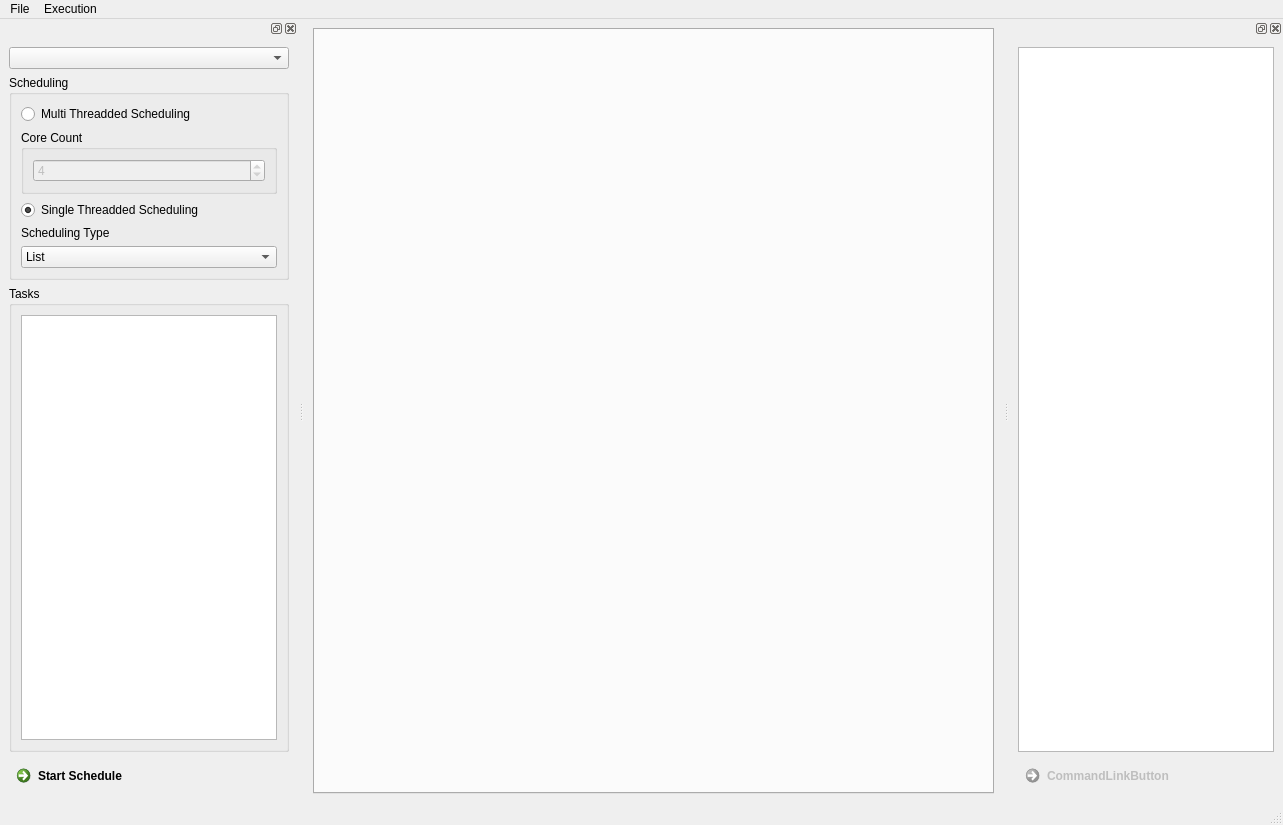
Before: the Qt Designer form src/UI/MainWindow.ui in TheMHMoritz3/OpenCLScheduler, drawn with Qt 5.
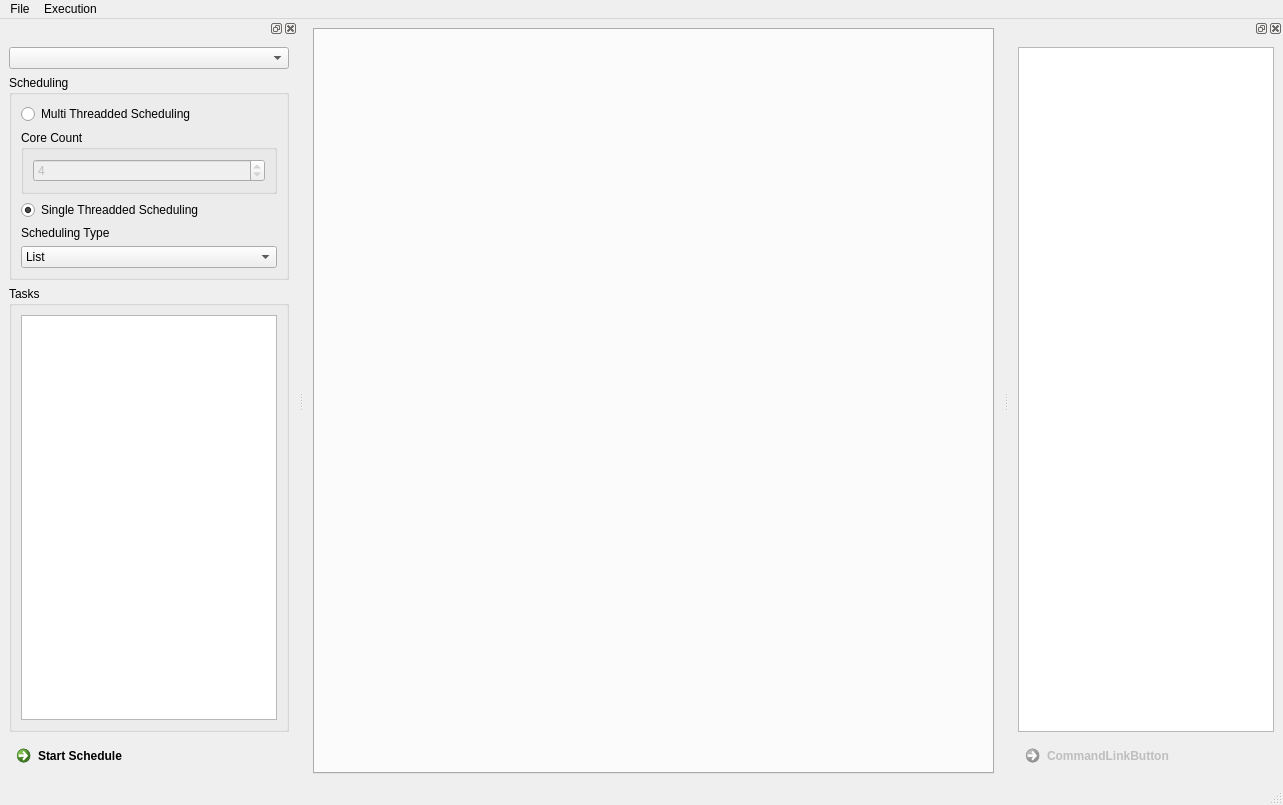
After: the same form once the commit is applied.

What changed in the file:
```diff
--- a/src/UI/MainWindow.ui
+++ b/src/UI/MainWindow.ui
@@ -7,7 +7,7 @@
     <x>0</x>
     <y>0</y>
     <width>1283</width>
-    <height>825</height>
+    <height>805</height>
    </rect>
   </property>
   <property name="windowTitle">
```
Left out of the diff: 2 changed lines with no effect on the pictures.
